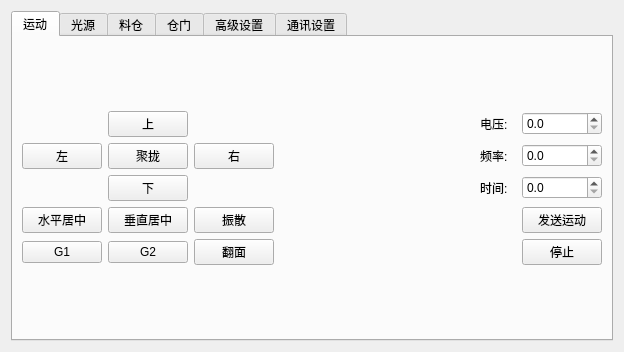
This is FlexControlSystem/FlexControlSystem/controlpanel.ui in SA-Dynamics/Outsourcing as Qt 5 draws it before an edit. The edited form follows.
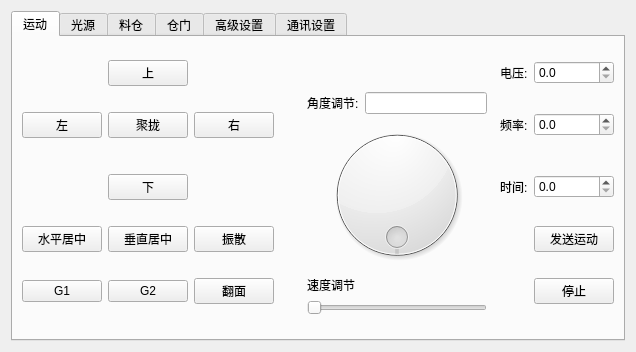
This is the edited form.

Commit message: 加入速度和角度偏移补偿参数

```diff
--- a/FlexControlSystem/FlexControlSystem/controlpanel.ui
+++ b/FlexControlSystem/FlexControlSystem/controlpanel.ui
@@ -6,7 +6,7 @@
    <rect>
     <x>0</x>
     <y>0</y>
-    <width>624</width>
+    <width>636</width>
     <height>352</height>
    </rect>
   </property>
@@ -34,55 +34,6 @@
         <layout class="QGridLayout" name="gridLayout_4">
          <item row="0" column="0">
           <layout class="QGridLayout" name="gridLayout_3">
-           <item row="1" column="1">
-            <widget class="QPushButton" name="pbGather">
-             <property name="text">
-              <string>聚拢</string>
-             </property>
-            </widget>
-           </item>
-           <item row="4" column="1">
-            <widget class="QPushButton" name="pushButton_10">
-             <property name="text">
-              <string>G2</string>
-             </property>
-            </widget>
-           </item>
-           <item row="3" column="1">
-            <widget class="QPushButton" name="pbVCentered">
-             <property name="text">
-              <string>垂直居中</string>
-             </property>
-            </widget>
-           </item>
-           <item row="2" column="1">
-            <widget class="QPushButton" name="pbDown">
-             <property name="text">
-              <string>下</string>
-             </property>
-            </widget>
-           </item>
-           <item row="1" column="2">
-            <widget class="QPushButton" name="pbRight">
-             <property name="text">
-              <string>右</string>
-             </property>
-            </widget>
-           </item>
-           <item row="3" column="2">
-            <widget class="QPushButton" name="pbDisperse">
-             <property name="text">
-              <string>振散</string>
-             </property>
-            </widget>
-           </item>
-           <item row="1" column="0">
-            <widget class="QPushButton" name="pbLeft">
-             <property name="text">
-              <string>左</string>
-             </property>
-            </widget>
-           </item>
            <item row="4" column="0">
             <widget class="QPushButton" name="pushButton_9">
              <property name="text">
@@ -90,23 +41,10 @@
              </property>
             </widget>
            </item>
-           <item row="2" column="4">
-            <widget class="QLabel" name="label_6">
+           <item row="4" column="2">
+            <widget class="QPushButton" name="pbFlip">
              <property name="text">
-              <string>时间:</string>
-             </property>
-            </widget>
-           </item>
-           <item row="1" column="5">
-            <widget class="QDoubleSpinBox" name="dspbFrequency">
-             <property name="decimals">
-              <number>1</number>
-             </property>
-             <property name="maximum">
-              <double>200.000000000000000</double>
-             </property>
-             <property name="singleStep">
-              <double>0.100000000000000</double>
+              <string>翻面</string>
              </property>
             </widget>
            </item>
@@ -117,10 +55,10 @@
              </property>
             </widget>
            </item>
-           <item row="1" column="4">
-            <widget class="QLabel" name="label_7">
+           <item row="1" column="1">
+            <widget class="QPushButton" name="pbGather">
              <property name="text">
-              <string>频率:</string>
+              <string>聚拢</string>
              </property>
             </widget>
            </item>
@@ -131,24 +69,27 @@
              </property>
             </widget>
            </item>
-           <item row="4" column="2">
-            <widget class="QPushButton" name="pbFlip">
-             <property name="text">
-              <string>翻面</string>
-             </property>
-            </widget>
-           </item>
-           <item row="2" column="5">
-            <widget class="QDoubleSpinBox" name="dspbTime">
+           <item row="1" column="7">
+            <widget class="QDoubleSpinBox" name="dspbFrequency">
              <property name="decimals">
               <number>1</number>
              </property>
+             <property name="maximum">
+              <double>200.000000000000000</double>
+             </property>
              <property name="singleStep">
               <double>0.100000000000000</double>
              </property>
             </widget>
            </item>
-           <item row="0" column="5">
+           <item row="1" column="6">
+            <widget class="QLabel" name="label_7">
+             <property name="text">
+              <string>频率:</string>
+             </property>
+            </widget>
+           </item>
+           <item row="0" column="7">
             <widget class="QDoubleSpinBox" name="dspbVoltage">
              <property name="decimals">
               <number>1</number>
@@ -161,17 +102,38 @@
              </property>
             </widget>
            </item>
+           <item row="2" column="1">
+            <widget class="QPushButton" name="pbDown">
+             <property name="text">
+              <string>下</string>
+             </property>
+            </widget>
+           </item>
+           <item row="1" column="0">
+            <widget class="QPushButton" name="pbLeft">
+             <property name="text">
+              <string>左</string>
+             </property>
+            </widget>
+           </item>
+           <item row="2" column="7">
+            <widget class="QDoubleSpinBox" name="dspbTime">
+             <property name="decimals">
+              <number>1</number>
+             </property>
+             <property name="singleStep">
+              <double>0.100000000000000</double>
+             </property>
+            </widget>
+           </item>
+           <item row="3" column="1">
+            <widget class="QPushButton" name="pbVCentered">
+             <property name="text">
+              <string>垂直居中</string>
+             </property>
+            </widget>
+           </item>
            <item row="0" column="4">
-            <widget class="QLabel" name="label_5">
-             <property name="layoutDirection">
-              <enum>Qt::LeftToRight</enum>
-             </property>
-             <property name="text">
-              <string>电压:</string>
-             </property>
-            </widget>
-           </item>
-           <item row="0" column="3">
             <spacer name="horizontalSpacer">
              <property name="orientation">
               <enum>Qt::Horizontal</enum>
@@ -187,20 +149,169 @@
              </property>
             </spacer>
            </item>
-           <item row="3" column="5">
+           <item row="2" column="6">
+            <widget class="QLabel" name="label_6">
+             <property name="text">
+              <string>时间:</string>
+             </property>
+            </widget>
+           </item>
+           <item row="4" column="1">
+            <widget class="QPushButton" name="pushButton_10">
+             <property name="text">
+              <string>G2</string>
+             </property>
+            </widget>
+           </item>
+           <item row="3" column="7">
             <widget class="QPushButton" name="pbSendMotion">
              <property name="text">
               <string>发送运动</string>
              </property>
             </widget>
            </item>
-           <item row="4" column="5">
+           <item row="1" column="2">
+            <widget class="QPushButton" name="pbRight">
+             <property name="text">
+              <string>右</string>
+             </property>
+            </widget>
+           </item>
+           <item row="0" column="5">
+            <spacer name="horizontalSpacer_8">
+             <property name="orientation">
+              <enum>Qt::Horizontal</enum>
+             </property>
+             <property name="sizeHint" stdset="0">
+              <size>
+               <width>40</width>
+               <height>20</height>
+              </size>
+             </property>
+            </spacer>
+           </item>
+           <item row="0" column="6">
+            <widget class="QLabel" name="label_5">
+             <property name="layoutDirection">
+              <enum>Qt::LeftToRight</enum>
+             </property>
+             <property name="text">
+              <string>电压:</string>
+             </property>
+            </widget>
+           </item>
+           <item row="1" column="4" rowspan="4">
+            <layout class="QGridLayout" name="gridLayout_21">
+             <item row="0" column="1">
+              <widget class="QLabel" name="label_22">
+               <property name="text">
+                <string>角度调节:</string>
+               </property>
+              </widget>
+             </item>
+             <item row="1" column="1" colspan="2">
+              <widget class="QDial" name="dialAngleRegulation">
+               <property name="minimumSize">
+                <size>
+                 <width>150</width>
+                 <height>150</height>
+                </size>
+               </property>
+               <property name="maximum">
+                <number>359</number>
+               </property>
+               <property name="sliderPosition">
+                <number>0</number>
+               </property>
+               <property name="orientation">
+                <enum>Qt::Vertical</enum>
+               </property>
+               <property name="invertedAppearance">
+                <bool>true</bool>
+               </property>
+               <property name="invertedControls">
+                <bool>false</bool>
+               </property>
+               <property name="wrapping">
+                <bool>true</bool>
+               </property>
+               <property name="notchTarget">
+                <double>0.000000000000000</double>
+               </property>
+              </widget>
+             </item>
+             <item row="0" column="2">
+              <widget class="QLineEdit" name="leAngle">
+               <property name="readOnly">
+                <bool>true</bool>
+               </property>
+              </widget>
+             </item>
+             <item row="0" column="0" rowspan="2">
+              <spacer name="verticalSpacer_6">
+               <property name="orientation">
+                <enum>Qt::Vertical</enum>
+               </property>
+               <property name="sizeHint" stdset="0">
+                <size>
+                 <width>20</width>
+                 <height>40</height>
+                </size>
+               </property>
+              </spacer>
+             </item>
+             <item row="2" column="1">
+              <widget class="QLabel" name="label_23">
+               <property name="text">
+                <string>速度调节</string>
+               </property>
+              </widget>
+             </item>
+             <item row="3" column="1" colspan="2">
+              <widget class="QSlider" name="hsldSpeed">
+               <property name="minimum">
+                <number>10</number>
+               </property>
+               <property name="maximum">
+                <number>100</number>
+               </property>
+               <property name="singleStep">
+                <number>10</number>
+               </property>
+               <property name="orientation">
+                <enum>Qt::Horizontal</enum>
+               </property>
+              </widget>
+             </item>
+            </layout>
+           </item>
+           <item row="4" column="7">
             <widget class="QPushButton" name="pbSendMotionStop">
              <property name="text">
               <string>停止</string>
              </property>
             </widget>
            </item>
+           <item row="3" column="2">
+            <widget class="QPushButton" name="pbDisperse">
+             <property name="text">
+              <string>振散</string>
+             </property>
+            </widget>
+           </item>
+           <item row="1" column="3">
+            <spacer name="horizontalSpacer_9">
+             <property name="orientation">
+              <enum>Qt::Horizontal</enum>
+             </property>
+             <property name="sizeHint" stdset="0">
+              <size>
+               <width>40</width>
+               <height>20</height>
+              </size>
+             </property>
+            </spacer>
+           </item>
           </layout>
          </item>
         </layout>
```
The commit also changes 7 other files.
